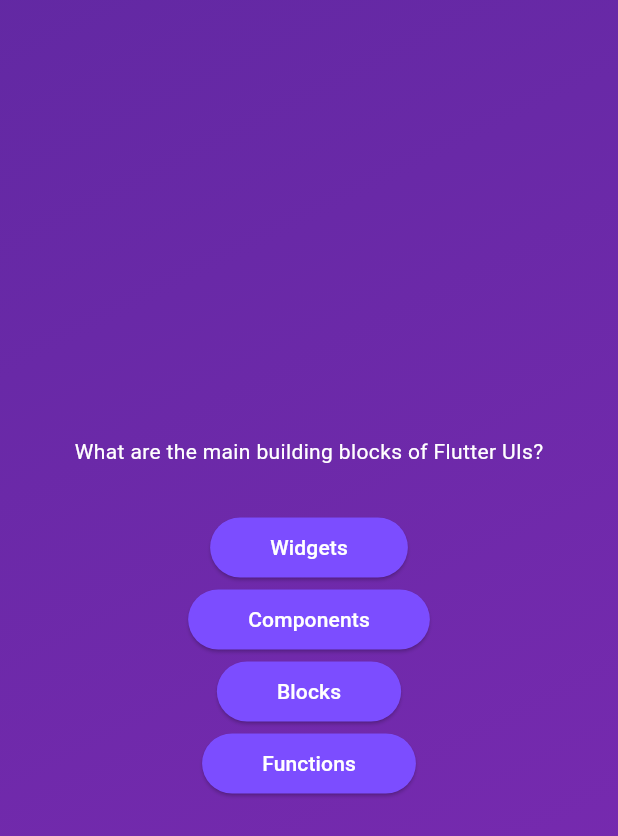
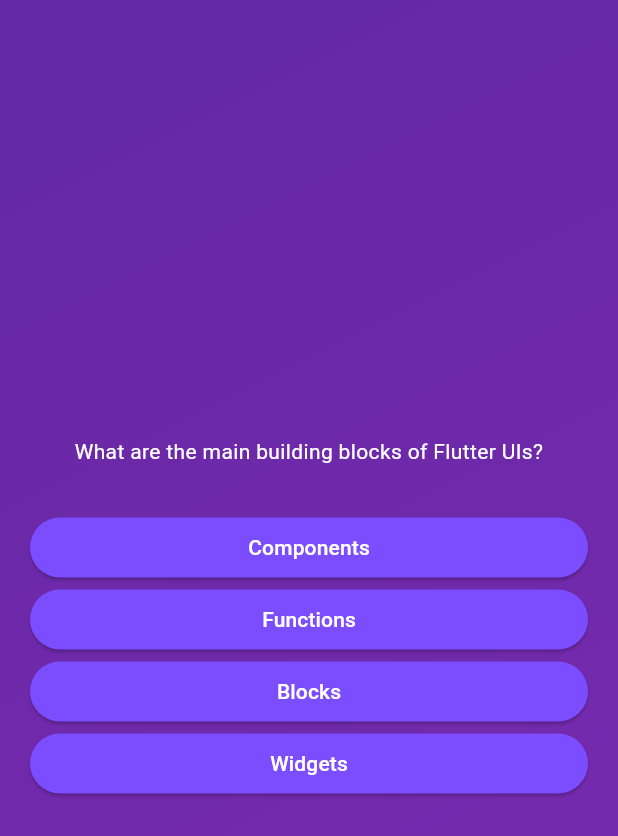
Before and after one commit to nihadcodes/quiz-app, a Flutter app: the screen it shows after launch, after a tap on "Start Quiz", on a phone screen of 412 x 824 dp. Shown: the top 836 px of the screen. Run offline on Flutter 3.47's test engine with Material 3 defaults, Android fonts, the phone set to English and light mode, and no system bars.

Commit message:
shuffled questions

```diff
--- a/lib/model/quiz_question.dart
+++ b/lib/model/quiz_question.dart
@@ -3,4 +3,11 @@ class QuizQuestion {
 
   final String text;
   final List<String> answers;
+
+
+  List<String> getShuffledAnswers() {
+    final shuffledList = List.of(answers);
+    shuffledList.shuffle();
+    return shuffledList;
+  }
 }
--- a/lib/questions_screen.dart
+++ b/lib/questions_screen.dart
@@ -17,21 +17,27 @@ class _QuestionScreenState extends State<QuestionScreen> {
     final currenQuestion = questions[0];
     return SizedBox(
       width: double.infinity,
+      child: Container(
+        margin: const EdgeInsets.all(20),
         child: Column(
           mainAxisAlignment: MainAxisAlignment.center,
+          crossAxisAlignment: CrossAxisAlignment.stretch,
           children: [
             Text(
               currenQuestion.text,
               style: const TextStyle(
                 color: Colors.white,
               ),
+              textAlign: TextAlign.center,
+
             ),
             SizedBox(height: 30),
-          ...currenQuestion.answers.map((answer){
+            ...currenQuestion.getShuffledAnswers().map((answer){
               return AnswerButton(answerText: answer, onTap: () {});
             })
           ],
         ),
+      ),
     );
   }
 }
```
Lines whose indentation alone changed are shown as unchanged.
